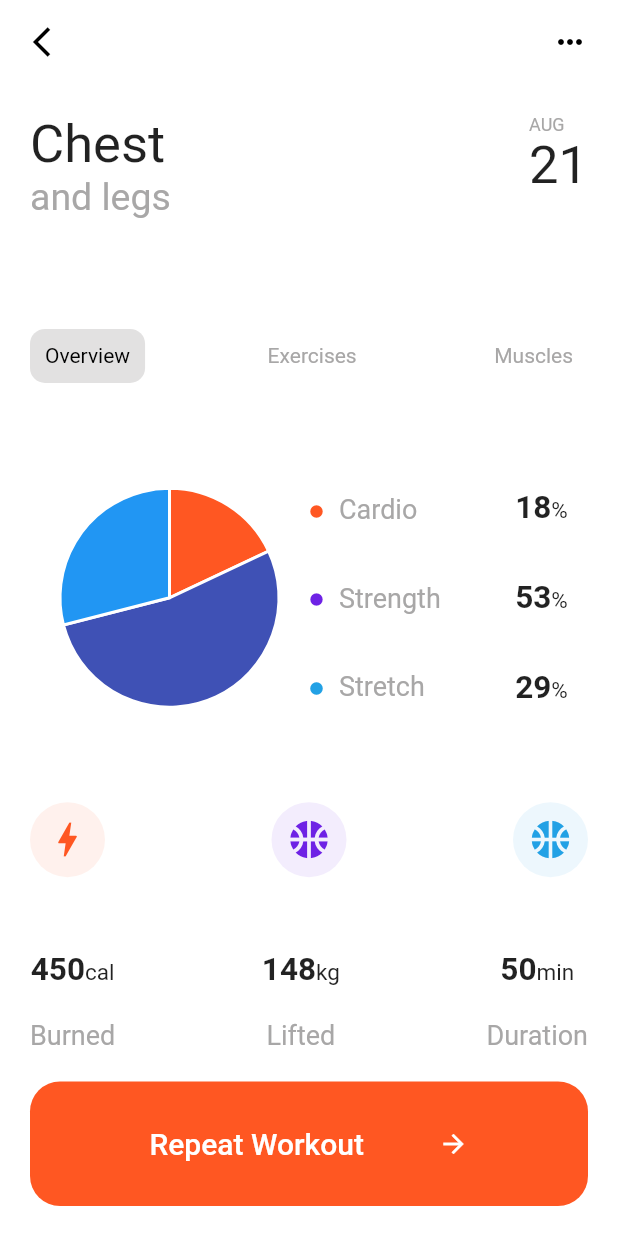
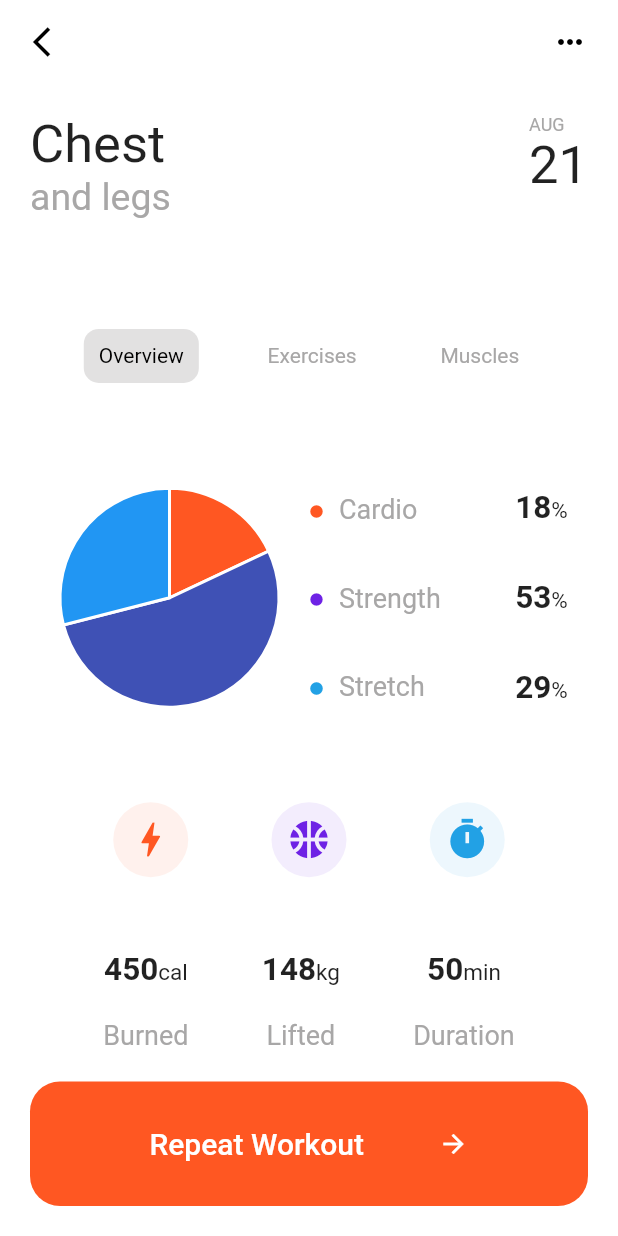
Before and after one commit to gabrielnotong/flutter-training, a Flutter app: the screen it shows after launch, on a phone screen of 412 x 824 dp. Run offline on Flutter 3.47's test engine with Material 2 defaults, Android fonts, the phone set to English and light mode, and no system bars; our stand-ins replace charts_flutter.

Commit message:
refactor widgets 3

```diff
--- a/lib/screens/chest_screen.dart
+++ b/lib/screens/chest_screen.dart
@@ -41,7 +41,6 @@ class ChestScreen extends StatelessWidget {
       body: Padding(
         padding: const EdgeInsets.all(20.0),
         child: Column(
-          crossAxisAlignment: CrossAxisAlignment.stretch,
           children: [
             Expanded(
               child: Row(
@@ -84,7 +83,7 @@ class ChestScreen extends StatelessWidget {
             ),
             Expanded(
               child: Row(
-                mainAxisAlignment: MainAxisAlignment.spaceBetween,
+                mainAxisAlignment: MainAxisAlignment.spaceEvenly,
                 children: [
                   ChestMenuItem(
                     text: 'Overview',
@@ -151,7 +150,7 @@ class ChestScreen extends StatelessWidget {
             ),
             Expanded(
               child: Row(
-                mainAxisAlignment: MainAxisAlignment.spaceBetween,
+                mainAxisAlignment: MainAxisAlignment.spaceEvenly,
                 children: [
                   CircularIcon(
                     icon: Icons.bolt,
@@ -164,7 +163,7 @@ class ChestScreen extends StatelessWidget {
                     bgColor: Color(0x156E22E5),
                   ),
                   CircularIcon(
-                    icon: Icons.sports_basketball_sharp,
+                    icon: Icons.timer,
                     iconColor: Color(0xFF22A1E5),
                     bgColor: Color(0x1522A1E5),
                   ),
@@ -173,7 +172,7 @@ class ChestScreen extends StatelessWidget {
             ),
             Expanded(
               child: Row(
-                mainAxisAlignment: MainAxisAlignment.spaceBetween,
+                mainAxisAlignment: MainAxisAlignment.spaceEvenly,
                 children: [
                   Column(
                     mainAxisAlignment: MainAxisAlignment.spaceEvenly,
```
